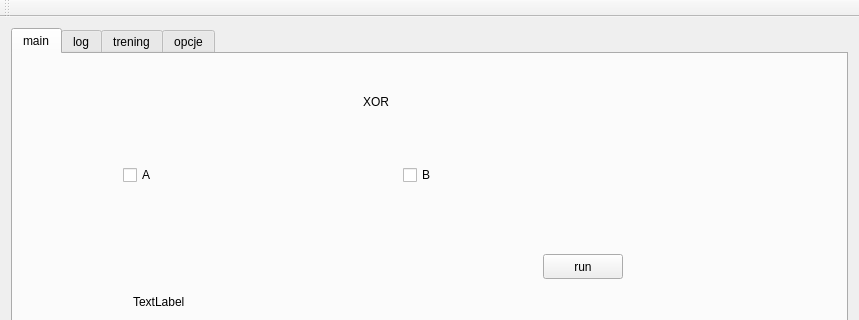
Qt form fann-GUI/fann_gui.ui (cyniu88/QT_kurs) before a commit; both pictures show x 0 to 859 and y 0 to 320 of the 859 by 564 pixel window.
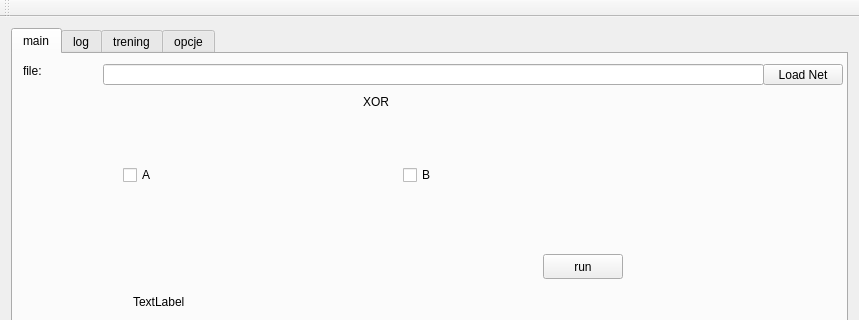
The same form after that commit. The open tabs and pages were chosen to show the change.

Patch:
```diff
--- a/fann-GUI/fann_gui.ui
+++ b/fann-GUI/fann_gui.ui
@@ -98,6 +98,42 @@
          <string>TextLabel</string>
         </property>
        </widget>
+       <widget class="QLabel" name="label_10">
+        <property name="geometry">
+         <rect>
+          <x>10</x>
+          <y>10</y>
+          <width>47</width>
+          <height>13</height>
+         </rect>
+        </property>
+        <property name="text">
+         <string>file: </string>
+        </property>
+       </widget>
+       <widget class="QLineEdit" name="pathNet">
+        <property name="geometry">
+         <rect>
+          <x>90</x>
+          <y>10</y>
+          <width>661</width>
+          <height>21</height>
+         </rect>
+        </property>
+       </widget>
+       <widget class="QPushButton" name="b_loadNet">
+        <property name="geometry">
+         <rect>
+          <x>750</x>
+          <y>10</y>
+          <width>80</width>
+          <height>21</height>
+         </rect>
+        </property>
+        <property name="text">
+         <string>Load Net</string>
+        </property>
+       </widget>
       </widget>
       <widget class="QWidget" name="tab_2">
        <attribute name="title">
```
Left out of the diff: 61 changed lines with no effect on the pictures.
